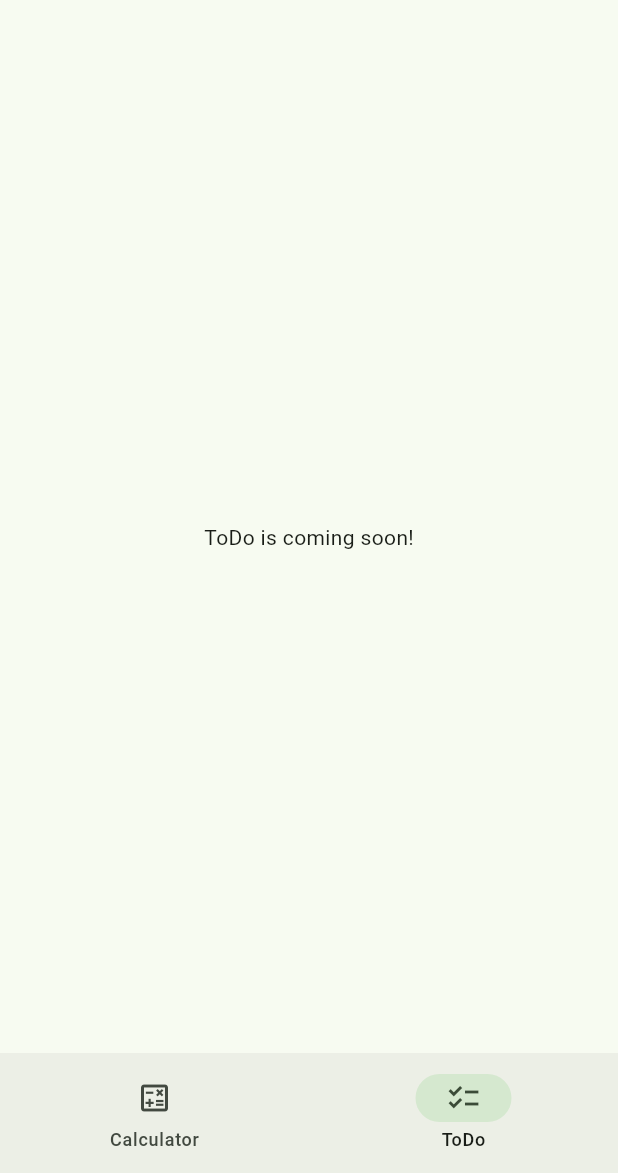
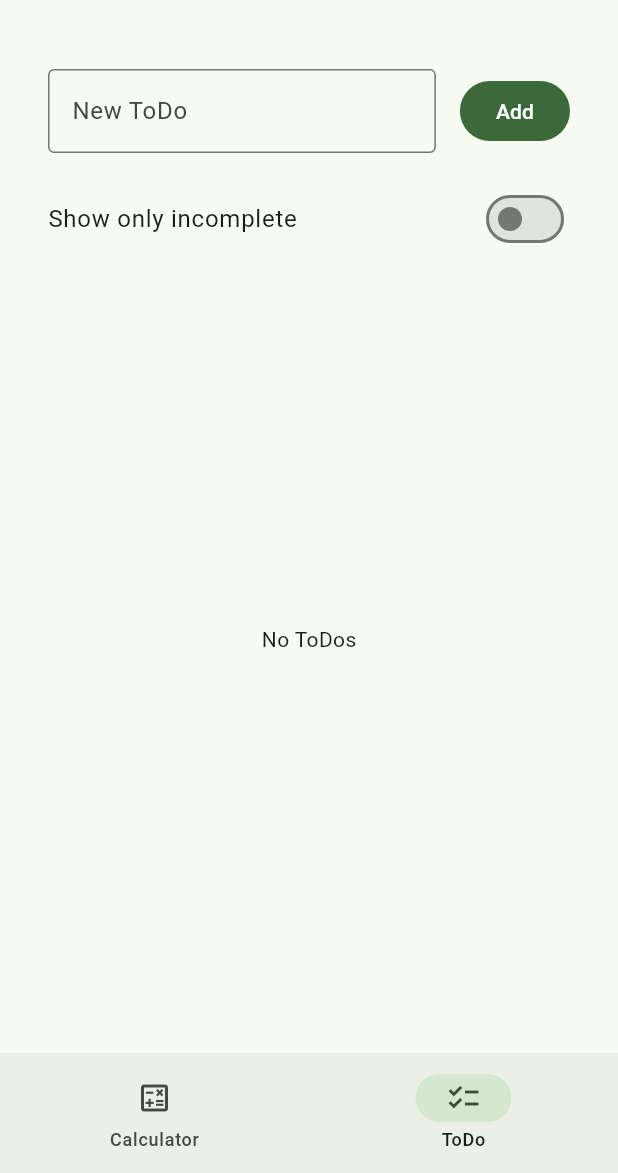
Before and after one commit to y-tsutsu/fluttergarden, a Flutter app: the screen it shows after launch, swiped to page 2, on a phone screen of 412 x 824 dp, the part 63-1236 px from its top. Run offline on Flutter 3.47's test engine with Material 3 defaults, Android fonts, the phone set to English and light mode, and no system bars.

Commit message:
メモリ上で動くToDoアプリを追加

```diff
--- /dev/null
+++ b/lib/features/todo/todo.dart
@@ -0,0 +1,15 @@
+class Todo {
+  const Todo({required this.id, required this.title, this.completed = false});
+
+  final int id;
+  final String title;
+  final bool completed;
+
+  Todo copyWith({String? title, bool? completed}) {
+    return Todo(
+      id: id,
+      title: title ?? this.title,
+      completed: completed ?? this.completed,
+    );
+  }
+}
--- a/lib/features/todo/todo_page.dart
+++ b/lib/features/todo/todo_page.dart
@@ -1,10 +1,127 @@
 import 'package:flutter/material.dart';
+import 'package:fluttergarden/features/todo/todo.dart';
+import 'package:fluttergarden/features/todo/todo_view_model.dart';
+import 'package:provider/provider.dart';
 
-class TodoPage extends StatelessWidget {
+class TodoPage extends StatefulWidget {
   const TodoPage({super.key});
 
   @override
+  State<TodoPage> createState() => _TodoPageState();
+}
+
+class _TodoPageState extends State<TodoPage> {
+  late final TextEditingController _textController;
+
+  @override
+  void initState() {
+    super.initState();
+    _textController = TextEditingController();
+  }
+
+  @override
+  void dispose() {
+    _textController.dispose();
+    super.dispose();
+  }
+
+  void _addTodo(TodoViewModel viewModel) {
+    if (viewModel.addTodo(_textController.text)) {
+      _textController.clear();
+    }
+  }
+
+  @override
   Widget build(BuildContext context) {
-    return const Center(child: Text('ToDo is coming soon!'));
+    final viewModel = context.watch<TodoViewModel>();
+    final visibleTodos = viewModel.visibleTodos;
+
+    return Center(
+      child: Padding(
+        padding: const EdgeInsets.all(32),
+        child: ConstrainedBox(
+          constraints: const BoxConstraints(maxWidth: 640),
+          child: Column(
+            crossAxisAlignment: CrossAxisAlignment.stretch,
+            children: [
+              Row(
+                children: [
+                  Expanded(
+                    child: TextField(
+                      controller: _textController,
+                      decoration: const InputDecoration(
+                        border: OutlineInputBorder(),
+                        labelText: 'New ToDo',
+                      ),
+                      onSubmitted: (_) => _addTodo(viewModel),
+                    ),
+                  ),
+                  const SizedBox(width: 16),
+                  FilledButton(
+                    onPressed: () => _addTodo(viewModel),
+                    child: const Text('Add'),
+                  ),
+                ],
+              ),
+              const SizedBox(height: 16),
+              SwitchListTile(
+                contentPadding: EdgeInsets.zero,
+                title: const Text('Show only incomplete'),
+                value: viewModel.showOnlyIncomplete,
+                onChanged: viewModel.setShowOnlyIncomplete,
+              ),
+              const SizedBox(height: 8),
+              Expanded(
+                child: visibleTodos.isEmpty
+                    ? const Center(child: Text('No ToDos'))
+                    : ListView.builder(
+                        itemCount: visibleTodos.length,
+                        itemBuilder: (context, index) {
+                          final todo = visibleTodos[index];
+                          return _TodoListItem(
+                            key: ValueKey(todo.id),
+                            todo: todo,
+                            onToggle: () => viewModel.toggleTodo(todo.id),
+                            onRemove: () => viewModel.removeTodo(todo.id),
+                          );
+                        },
+                      ),
+              ),
+            ],
+          ),
+        ),
+      ),
+    );
   }
 }
+
+class _TodoListItem extends StatelessWidget {
+  const _TodoListItem({
+    super.key,
+    required this.todo,
+    required this.onToggle,
+    required this.onRemove,
+  });
+
+  final Todo todo;
+  final VoidCallback onToggle;
+  final VoidCallback onRemove;
+
+  @override
+  Widget build(BuildContext context) {
+    return ListTile(
+      leading: Checkbox(value: todo.completed, onChanged: (_) => onToggle()),
+      title: Text(
+        todo.title,
+        style: TextStyle(
+          decoration: todo.completed ? TextDecoration.lineThrough : null,
+        ),
+      ),
+      trailing: IconButton(
+        tooltip: 'Delete',
+        onPressed: onRemove,
+        icon: const Icon(Icons.delete_outline),
+      ),
+    );
+  }
+}
--- /dev/null
+++ b/lib/features/todo/todo_view_model.dart
@@ -0,0 +1,59 @@
+import 'dart:collection';
+
+import 'package:flutter/foundation.dart';
+import 'package:fluttergarden/features/todo/todo.dart';
+
+class TodoViewModel extends ChangeNotifier {
+  final List<Todo> _todos = [];
+  late final List<Todo> _readonlyTodos = UnmodifiableListView(_todos);
+
+  int _nextId = 0;
+  bool _showOnlyIncomplete = false;
+
+  List<Todo> get todos => _readonlyTodos;
+  bool get showOnlyIncomplete => _showOnlyIncomplete;
+  List<Todo> get visibleTodos => _showOnlyIncomplete
+      ? _todos.where((todo) => !todo.completed).toList(growable: false)
+      : _readonlyTodos;
+
+  bool addTodo(String title) {
+    final trimmedTitle = title.trim();
+    if (trimmedTitle.isEmpty) {
+      return false;
+    }
+
+    _todos.add(Todo(id: _nextId++, title: trimmedTitle));
+    notifyListeners();
+    return true;
+  }
+
+  void toggleTodo(int id) {
+    final index = _todos.indexWhere((todo) => todo.id == id);
+    if (index == -1) {
+      return;
+    }
+
+    final todo = _todos[index];
+    _todos[index] = todo.copyWith(completed: !todo.completed);
+    notifyListeners();
+  }
+
+  void removeTodo(int id) {
+    final index = _todos.indexWhere((todo) => todo.id == id);
+    if (index == -1) {
+      return;
+    }
+
+    _todos.removeAt(index);
+    notifyListeners();
+  }
+
+  void setShowOnlyIncomplete(bool value) {
+    if (_showOnlyIncomplete == value) {
+      return;
+    }
+
+    _showOnlyIncomplete = value;
+    notifyListeners();
+  }
+}
--- a/lib/main.dart
+++ b/lib/main.dart
@@ -1,6 +1,7 @@
 import 'package:flutter/material.dart';
 import 'package:fluttergarden/features/calculator/calculator_view_model.dart';
 import 'package:fluttergarden/features/home/home_page.dart';
+import 'package:fluttergarden/features/todo/todo_view_model.dart';
 import 'package:provider/provider.dart';
 
 void main() {
@@ -17,8 +18,11 @@ class FlutterGardenApp extends StatelessWidget {
       theme: ThemeData(
         colorScheme: ColorScheme.fromSeed(seedColor: Colors.green),
       ),
-      home: ChangeNotifierProvider(
-        create: (context) => CalculatorViewModel(),
+      home: MultiProvider(
+        providers: [
+          ChangeNotifierProvider(create: (context) => CalculatorViewModel()),
+          ChangeNotifierProvider(create: (context) => TodoViewModel()),
+        ],
         child: const HomePage(),
       ),
     );
```
Also changed, not shown: 2 other files.
